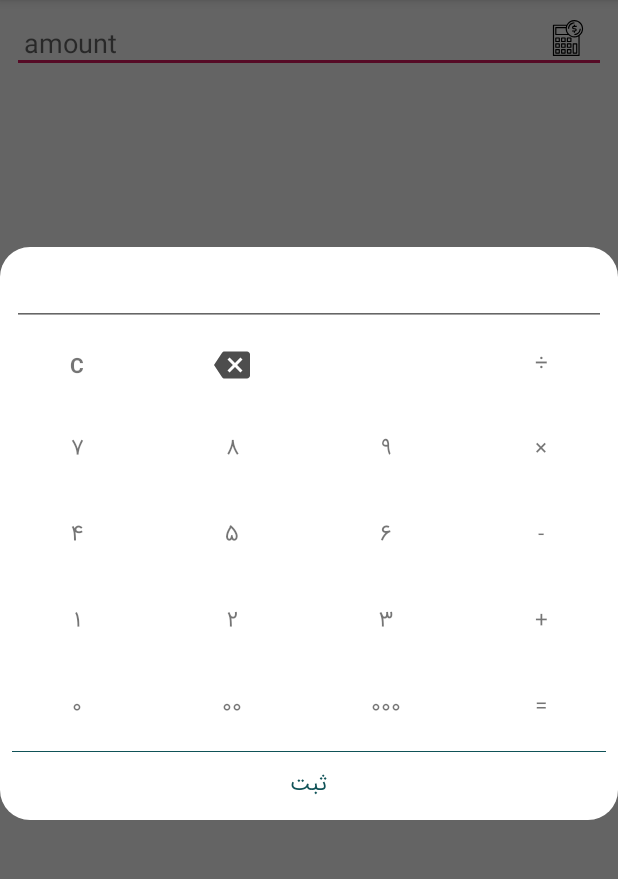
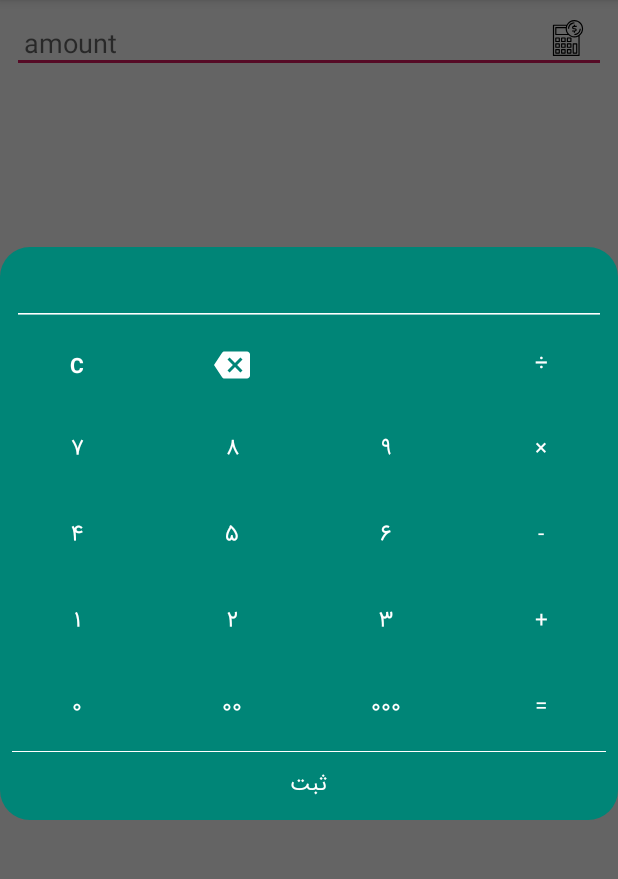
Before and after one commit to Far5had70/CalculatorDialog, an Android app: the screen it shows after launch (MainActivity), after a tap on an icon or button, on a phone screen of 412 x 824 dp, the part 84-963 px from its top. Run offline under Robolectric (Android 15) with nearby library versions, the phone set to English and light mode, and no system bars.

Commit message:
set backgroundColor

```diff
--- a/app/src/main/java/com/sharjbook/calculator/MainActivity.java
+++ b/app/src/main/java/com/sharjbook/calculator/MainActivity.java
@@ -27,6 +27,8 @@ public class MainActivity extends AppCompatActivity {
                         .setAlertRadius(30)
                         .setCalc(editText.getText().toString())
                         .setTextButton("ثبت")
+                        .setBackgroundColor(getResources().getColor(R.color.colorPrimary))
+                        .setButtonsTextColor(getResources().getColor(R.color.calc_white))
                         .setTypeFace(Typeface.createFromAsset(getAssets(), "bsans.ttf"))
                         .setListener(new Listener() {
                             @Override
--- a/calculator/src/main/java/com/waspar/calculator/CalculatorDialog.java
+++ b/calculator/src/main/java/com/waspar/calculator/CalculatorDialog.java
@@ -2,11 +2,14 @@ package com.waspar.calculator;
 
 import android.annotation.SuppressLint;
 import android.graphics.Color;
+import android.graphics.PorterDuff;
 import android.graphics.Typeface;
 import android.graphics.drawable.ColorDrawable;
 import android.graphics.drawable.GradientDrawable;
 import android.os.Bundle;
 import android.support.v4.app.DialogFragment;
+import android.support.v4.content.ContextCompat;
+import android.support.v4.content.res.ResourcesCompat;
 import android.view.LayoutInflater;
 import android.view.MotionEvent;
 import android.view.View;
@@ -19,17 +22,19 @@ import android.widget.TextView;
 
 public class CalculatorDialog extends DialogFragment {
 
-    private View view , root;
+    private View view, root, framel;
     private boolean cancelable = true;
     private float alertRadius = 80;
     private Listener listener;
     private Typeface typeFace;
     private String number = "";
     private String textButton = "ثبت";
+    private int backgroundColor = 0;
+    private int buttonsTextColor = 0;
 
     TextView button0, button1, button2, button3, button4, button5, button6,
             button7, button8, button9, buttonAdd, buttonSub, buttonDivision,
-            buttonMul, buttonC, buttonEqual , button00 , button000 , Submit;
+            buttonMul, buttonC, buttonEqual, button00, button000, Submit;
     ImageView Back;
     EditText crunchifyEditText;
 
@@ -55,31 +60,58 @@ public class CalculatorDialog extends DialogFragment {
 
     @SuppressLint("SetTextI18n")
     private void init() {
-        button0 =  view.findViewById(R.id.button0);
-        button00 =  view.findViewById(R.id.button00);
-        button000 =  view.findViewById(R.id.button000);
-        button1 =  view.findViewById(R.id.button1);
-        button2 =  view.findViewById(R.id.button2);
-        button3 =  view.findViewById(R.id.button3);
-        button4 =  view.findViewById(R.id.button4);
-        button5 =  view.findViewById(R.id.button5);
-        button6 =  view.findViewById(R.id.button6);
-        button7 =  view.findViewById(R.id.button7);
-        button8 =  view.findViewById(R.id.button8);
-        button9 =  view.findViewById(R.id.button9);
-        buttonAdd =  view.findViewById(R.id.buttonadd);
-        buttonSub =  view.findViewById(R.id.buttonsub);
-        buttonMul =  view.findViewById(R.id.buttonmul);
-        Back =  view.findViewById(R.id.buttonBack);
-        buttonDivision =  view.findViewById(R.id.buttondiv);
-        buttonC =  view.findViewById(R.id.buttonC);
-        buttonEqual =  view.findViewById(R.id.buttoneql);
+        button0 = view.findViewById(R.id.button0);
+        button00 = view.findViewById(R.id.button00);
+        button000 = view.findViewById(R.id.button000);
+        button1 = view.findViewById(R.id.button1);
+        button2 = view.findViewById(R.id.button2);
+        button3 = view.findViewById(R.id.button3);
+        button4 = view.findViewById(R.id.button4);
+        button5 = view.findViewById(R.id.button5);
+        button6 = view.findViewById(R.id.button6);
+        button7 = view.findViewById(R.id.button7);
+        button8 = view.findViewById(R.id.button8);
+        button9 = view.findViewById(R.id.button9);
+        buttonAdd = view.findViewById(R.id.buttonadd);
+        buttonSub = view.findViewById(R.id.buttonsub);
+        buttonMul = view.findViewById(R.id.buttonmul);
+        Back = view.findViewById(R.id.buttonBack);
+        buttonDivision = view.findViewById(R.id.buttondiv);
+        buttonC = view.findViewById(R.id.buttonC);
+        buttonEqual = view.findViewById(R.id.buttoneql);
         crunchifyEditText = view.findViewById(R.id.edt1);
         root = view.findViewById(R.id.calc_root);
         Submit = view.findViewById(R.id.buttonSubmit);
+        framel = view.findViewById(R.id.frameLayout);
 
         crunchifyEditText.setOnTouchListener(otl);
         crunchifyEditText.setFocusable(false);
+
+        if (buttonsTextColor != 0) {
+            setButtonTextColor(button0);
+            setButtonTextColor(button00);
+            setButtonTextColor(button000);
+            setButtonTextColor(button1);
+            setButtonTextColor(button2);
+            setButtonTextColor(button3);
+            setButtonTextColor(button4);
+            setButtonTextColor(button5);
+            setButtonTextColor(button6);
+            setButtonTextColor(button7);
+            setButtonTextColor(button8);
+            setButtonTextColor(button9);
+            setButtonTextColor(buttonAdd);
+            setButtonTextColor(buttonSub);
+            setButtonTextColor(buttonMul);
+            setButtonTextColor(buttonDivision);
+            setButtonTextColor(buttonEqual);
+            setButtonTextColor(crunchifyEditText);
+            setButtonTextColor(Submit);
+            setButtonTextColor(buttonC);
+            framel.setBackgroundColor(buttonsTextColor);
+            crunchifyEditText.getBackground().mutate().setColorFilter(buttonsTextColor, PorterDuff.Mode.SRC_ATOP);
+            Back.setColorFilter(buttonsTextColor);
+        }
 
         button0.setTypeface(typeFace);
         button00.setTypeface(typeFace);
@@ -101,8 +133,8 @@ public class CalculatorDialog extends DialogFragment {
         crunchifyEditText.setTypeface(typeFace);
         Submit.setTypeface(typeFace);
 
-        if (!number.equals("")){
-            crunchifyEditText.setText(""+number);
+        if (!number.equals("")) {
+            crunchifyEditText.setText("" + number);
         }
 
         Submit.setText(textButton);
@@ -197,7 +229,7 @@ public class CalculatorDialog extends DialogFragment {
             public void onClick(View v) {
                 try {
                     crunchifyEditText.setText(removeLastChar(crunchifyEditText.getText().toString()));
-                }catch (Exception e){
+                } catch (Exception e) {
                     e.getMessage();
                 }
             }
@@ -215,7 +247,7 @@ public class CalculatorDialog extends DialogFragment {
                         crunchifyAddition = true;
                         crunchifyEditText.setText(null);
                     }
-                }catch (Exception e){
+                } catch (Exception e) {
                     e.getMessage();
                 }
             }
@@ -229,7 +261,7 @@ public class CalculatorDialog extends DialogFragment {
                     mValueOne = Integer.parseInt(crunchifyEditText.getText() + "");
                     mSubtract = true;
                     crunchifyEditText.setText(null);
-                }catch (Exception e){
+                } catch (Exception e) {
                     e.getMessage();
                 }
             }
@@ -243,7 +275,7 @@ public class CalculatorDialog extends DialogFragment {
                     mValueOne = Integer.parseInt(crunchifyEditText.getText() + "");
                     crunchifyMultiplication = true;
                     crunchifyEditText.setText(null);
-                }catch (Exception e){
+                } catch (Exception e) {
                     e.getMessage();
                 }
             }
@@ -257,7 +289,7 @@ public class CalculatorDialog extends DialogFragment {
                     mValueOne = Integer.parseInt(crunchifyEditText.getText() + "");
                     crunchifyDivision = true;
                     crunchifyEditText.setText(null);
-                }catch (Exception e){
+                } catch (Exception e) {
                     e.getMessage();
                 }
             }
@@ -284,15 +316,19 @@ public class CalculatorDialog extends DialogFragment {
 
                 action();
 
-                if (crunchifyEditText.getText().length() != 0){
+                if (crunchifyEditText.getText().length() != 0) {
                     listener.OnSelectListener(Integer.parseInt(crunchifyEditText.getText().toString()));
-                }else {
+                } else {
                     listener.OnSelectListener(0);
                 }
                 dismiss();
             }
         });
 
+    }
+
+    private void setButtonTextColor(TextView button) {
+        button.setTextColor(buttonsTextColor);
     }
 
     private void action() {
@@ -318,13 +354,13 @@ public class CalculatorDialog extends DialogFragment {
                 crunchifyEditText.setText(mValueOne / mValueTwo + "");
                 crunchifyDivision = false;
             }
-        }catch (Exception e){
+        } catch (Exception e) {
             e.getMessage();
         }
     }
 
     private View.OnTouchListener otl = new View.OnTouchListener() {
-        public boolean onTouch (View v, MotionEvent event) {
+        public boolean onTouch(View v, MotionEvent event) {
             return true;
         }
     };
@@ -343,7 +379,11 @@ public class CalculatorDialog extends DialogFragment {
         GradientDrawable bgShape = new GradientDrawable();
 
         bgShape.setCornerRadius(alertRadius);
-        bgShape.setColor(getActivity().getResources().getColor(R.color.calc_white));
+        if (backgroundColor != 0) {
+            bgShape.setColor(backgroundColor);
+        } else {
+            bgShape.setColor(getActivity().getResources().getColor(R.color.calc_white));
+        }
         root.setBackground(bgShape);
     }
 
@@ -373,4 +413,14 @@ public class CalculatorDialog extends DialogFragment {
         return this;
     }
 
+    public CalculatorDialog setBackgroundColor(int backgroundColor) {
+        this.backgroundColor = backgroundColor;
+        return this;
+    }
+
+    public CalculatorDialog setButtonsTextColor(int buttonsTextColor) {
+        this.buttonsTextColor = buttonsTextColor;
+        return this;
+    }
+
 }
--- a/calculator/src/main/res/layout/layout_calculator.xml
+++ b/calculator/src/main/res/layout/layout_calculator.xml
@@ -10,7 +10,8 @@
 
     <android.support.constraint.ConstraintLayout
         android:layout_width="match_parent"
-        android:layout_height="wrap_content">
+        android:layout_height="wrap_content"
+        android:id="@+id/calc_root2">
 
         <EditText
             android:id="@+id/edt1"
@@ -53,7 +54,6 @@
             android:layout_marginLeft="8dp"
             android:layout_marginEnd="8dp"
             android:layout_marginRight="8dp"
-            android:background="?selectableItemBackgroundBorderless"
             android:padding="@dimen/padding_text"
             android:src="@drawable/ic_back"
             app:layout_constraintBottom_toBottomOf="@+id/buttonC"
```
